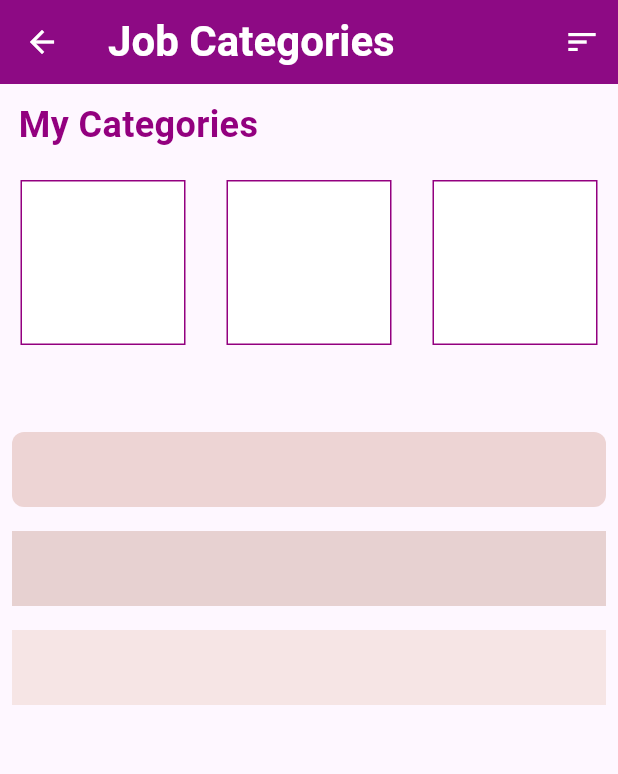
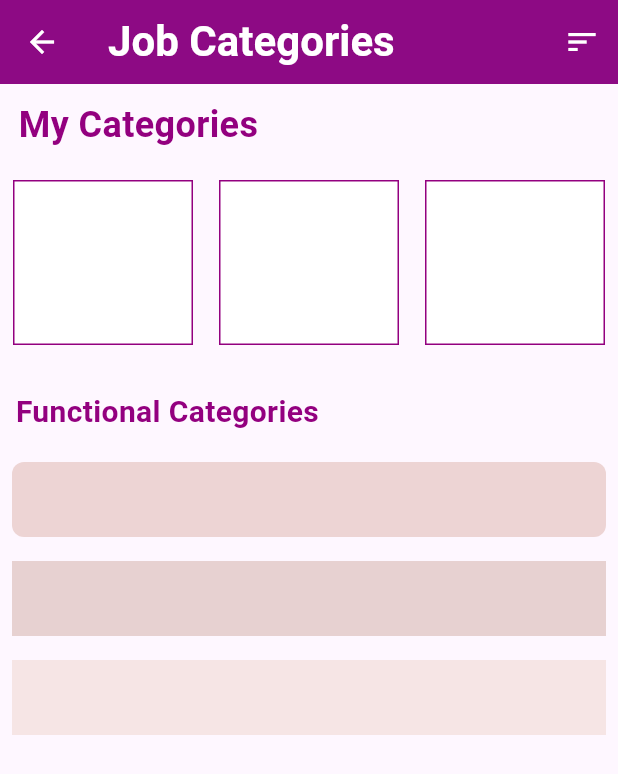
Before and after one commit to ArifHossain123/bd_job_categories, a Flutter app: the screen it shows after launch, on a phone screen of 412 x 824 dp. Shown: the top 774 px of the screen. Run offline on Flutter 3.47's test engine with Material 3 defaults, Android fonts, the phone set to English and light mode, and no system bars.

Commit message:
Categories

```diff
--- a/lib/main.dart
+++ b/lib/main.dart
@@ -64,44 +64,55 @@ class BdJobCategories extends StatelessWidget {
               children: [
                 Container(
                   height: 110,
-                  width: 110,
+                  width: 120,
                   decoration: BoxDecoration(
-                    color: Color.fromARGB(255, 255, 255, 255),
+                    color: const Color.fromARGB(255, 255, 255, 255),
                     border: Border.all(
                       width: 1,
-                      color: Color.fromARGB(255, 147, 0, 127),
+                      color: const Color.fromARGB(255, 147, 0, 127),
                     ),
                   ),
                 ),
                 Container(
                   height: 110,
-                  width: 110,
+                  width: 120,
                   decoration: BoxDecoration(
-                    color: Color.fromARGB(255, 255, 255, 255),
+                    color: const Color.fromARGB(255, 255, 255, 255),
                     border: Border.all(
                       width: 1,
-                      color: Color.fromARGB(255, 147, 0, 127),
+                      color: const Color.fromARGB(255, 147, 0, 127),
                     ),
                   ),
                 ),
                 Container(
                   height: 110,
-                  width: 110,
+                  width: 120,
                   decoration: BoxDecoration(
-                    color: Color.fromARGB(255, 255, 255, 255),
+                    color: const Color.fromARGB(255, 255, 255, 255),
                     border: Border.all(
                       width: 1,
-                      color: Color.fromARGB(255, 147, 0, 127),
+                      color: const Color.fromARGB(255, 147, 0, 127),
                     ),
                   ),
                 ),
               ],
             ),
             SizedBox(
-              height: 50,
+              height: 30,
+            ),
+            const SizedBox(
+              height: 40,
+              child: Text(
+                '  Functional Categories',
+                style: TextStyle(
+                  color: Color.fromARGB(255, 147, 0, 127),
+                  fontSize: 20,
+                  fontWeight: FontWeight.bold,
+                ),
+              ),
             ),
             Padding(
-              padding: EdgeInsets.all(8),
+              padding: const EdgeInsets.all(8),
               child: Container(
                 height: 50,
                 decoration: BoxDecoration(
@@ -114,14 +125,14 @@ class BdJobCategories extends StatelessWidget {
               padding: const EdgeInsets.all(8),
               child: Container(
                 height: 50,
-                color: Color.fromARGB(255, 231, 209, 209),
+                color: const Color.fromARGB(255, 231, 209, 209),
               ),
             ),
             Padding(
               padding: const EdgeInsets.all(8),
               child: Container(
                 height: 50,
-                color: Color.fromARGB(255, 246, 229, 229),
+                color: const Color.fromARGB(255, 246, 229, 229),
               ),
             ),
           ],
```
